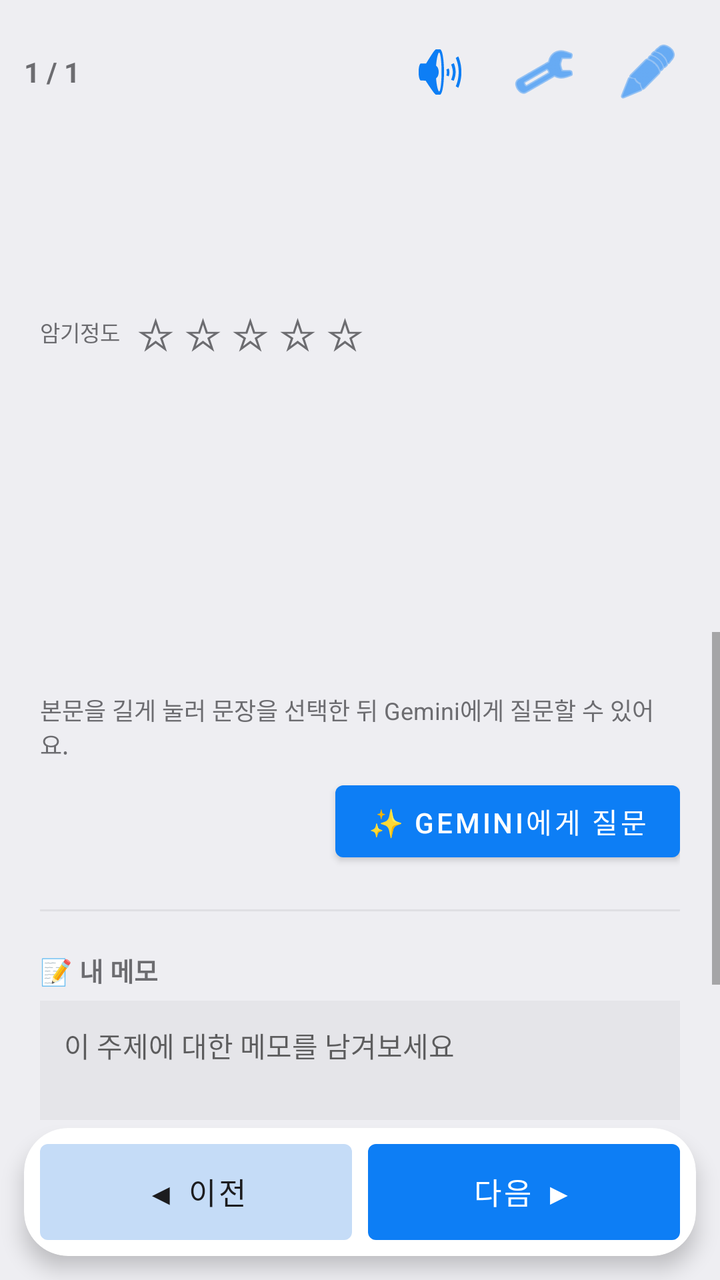
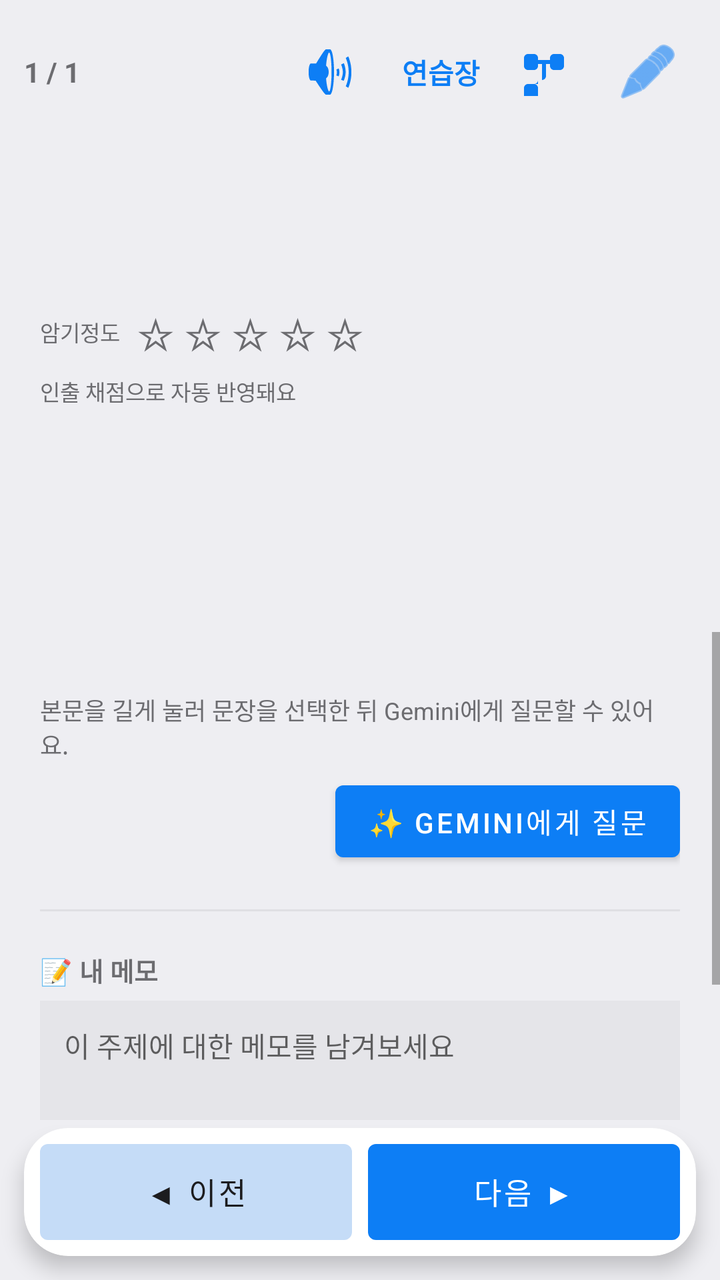

Screens rendered from an Android XML layout before and after an edit, with the pre-edit source and the edit as a unified diff.
<!-- AndroidManifest.xml: application theme Theme.AdminMemo -->
<!-- res/layout/activity_content_detail.xml -->
<?xml version="1.0" encoding="utf-8"?>
<LinearLayout xmlns:android="http://schemas.android.com/apk/res/android"
    xmlns:app="http://schemas.android.com/apk/res-auto"
    android:layout_width="match_parent"
    android:layout_height="match_parent"
    android:orientation="vertical"
    android:background="@color/bg_screen">

    <LinearLayout
        android:layout_width="match_parent"
        android:layout_height="wrap_content"
        android:orientation="horizontal"
        android:gravity="center_vertical"
        android:padding="12dp">

        <TextView
            android:id="@+id/tvDetailProgress"
            android:layout_width="0dp"
            android:layout_height="wrap_content"
            android:layout_weight="1"
            android:textColor="@color/text_sub"
            android:textSize="14sp"
            android:textStyle="bold"
            android:text="1 / 1"/>

        <ImageButton
            android:id="@+id/btnSpeak"
            android:layout_width="@dimen/touch_icon"
            android:layout_height="@dimen/touch_icon"
            android:layout_marginEnd="4dp"
            android:background="?android:attr/selectableItemBackgroundBorderless"
            android:contentDescription="본문 듣기"
            android:src="@android:drawable/ic_lock_silent_mode_off"
            app:tint="@color/primary"/>

        <ImageButton
            android:id="@+id/btnTtsVoice"
            android:layout_width="@dimen/touch_icon"
            android:layout_height="@dimen/touch_icon"
            android:layout_marginEnd="4dp"
            android:background="?android:attr/selectableItemBackgroundBorderless"
            android:contentDescription="목소리 선택"
            android:src="@android:drawable/ic_menu_manage"
            app:tint="@color/primary"/>

        <ImageButton
            android:id="@+id/btnEditDetail"
            android:layout_width="@dimen/touch_icon"
            android:layout_height="@dimen/touch_icon"
            android:background="?android:attr/selectableItemBackgroundBorderless"
            android:src="@android:drawable/ic_menu_edit"
            app:tint="@color/primary"/>
    </LinearLayout>

    <LinearLayout
        android:id="@+id/layoutDetailSplit"
        android:layout_width="match_parent"
        android:layout_height="0dp"
        android:layout_weight="1"
        android:orientation="vertical">

        <ScrollView
            android:layout_width="match_parent"
            android:layout_height="0dp"
            android:layout_weight="1">

            <LinearLayout
                android:id="@+id/layoutDetailLeftInner"
                android:layout_width="match_parent"
                android:layout_height="wrap_content"
                android:orientation="vertical"
                android:padding="20dp">

                <TextView
                    android:id="@+id/tvDetailGrade"
                    android:layout_width="wrap_content"
                    android:layout_height="wrap_content"
                    android:textColor="@color/accent"
                    android:textSize="12sp"
                    android:textStyle="bold"/>

                <TextView
                    android:id="@+id/tvDetailTitle"
                    android:layout_width="match_parent"
                    android:layout_height="wrap_content"
                    android:layout_marginTop="4dp"
                    android:layout_marginBottom="10dp"
                    android:textColor="@color/text_main"
                    android:textSize="21sp"
                    android:textStyle="bold"
                    android:lineSpacingExtra="2dp"/>

                <LinearLayout
                    android:layout_width="wrap_content"
                    android:layout_height="wrap_content"
                    android:orientation="horizontal"
                    android:layout_marginBottom="16dp">

                    <TextView
                        android:layout_width="wrap_content"
                        android:layout_height="wrap_content"
                        android:layout_marginEnd="6dp"
                        android:layout_gravity="center_vertical"
                        android:text="암기정도"
                        android:textColor="@color/text_sub"
                        android:textSize="11sp"/>

                    <TextView android:id="@+id/star1" style="@style/MemoryStar"/>
                    <TextView android:id="@+id/star2" style="@style/MemoryStar"/>
                    <TextView android:id="@+id/star3" style="@style/MemoryStar"/>
                    <TextView android:id="@+id/star4" style="@style/MemoryStar"/>
                    <TextView android:id="@+id/star5" style="@style/MemoryStar"/>
                </LinearLayout>

                <androidx.cardview.widget.CardView
                    android:id="@+id/cardMnemonicBox"
                    android:layout_width="match_parent"
                    android:layout_height="wrap_content"
                    android:layout_marginBottom="16dp"
                    android:visibility="gone"
                    app:cardCornerRadius="14dp"
                    app:cardElevation="0dp"
                    app:cardBackgroundColor="#EEF2FF">

                    <TextView
                        android:id="@+id/tvDetailMnemonic"
                        android:layout_width="match_parent"
                        android:layout_height="wrap_content"
                        android:padding="14dp"
                        android:textColor="@color/primary"
                        android:textStyle="bold"
                        android:textSize="16sp"/>
                </androidx.cardview.widget.CardView>

                <TextView
                    android:id="@+id/tvDetailBody"
                    android:layout_width="match_parent"
                    android:layout_height="wrap_content"
                    android:layout_marginTop="8dp"
                    android:textColor="@color/text_main"
                    android:textSize="16sp"
                    android:lineSpacingExtra="7dp"
                    android:letterSpacing="0.01"
                    android:textIsSelectable="true"/>
            </LinearLayout>
        </ScrollView>

        <View
            android:id="@+id/viewDetailGutter"
            android:layout_width="1dp"
            android:layout_height="match_parent"
            android:background="#22808080"
            android:visibility="gone"/>

        <ScrollView
            android:id="@+id/scrollDetailRight"
            android:layout_width="match_parent"
            android:layout_height="0dp"
            android:layout_weight="1">

            <LinearLayout
                android:id="@+id/layoutDetailRightInner"
                android:layout_width="match_parent"
                android:layout_height="wrap_content"
                android:orientation="vertical"
                android:padding="20dp">

                <TextView
                    android:id="@+id/tvDetailBodyRight"
                    android:layout_width="match_parent"
                    android:layout_height="wrap_content"
                    android:textColor="@color/text_main"
                    android:textSize="16sp"
                    android:lineSpacingExtra="7dp"
                    android:letterSpacing="0.01"
                    android:textIsSelectable="true"
                    android:visibility="gone"/>

                <LinearLayout
                    android:id="@+id/layoutDetailTools"
                    android:layout_width="match_parent"
                    android:layout_height="wrap_content"
                    android:orientation="vertical">

                <TextView
                    android:layout_width="match_parent"
                    android:layout_height="wrap_content"
                    android:layout_marginTop="10dp"
                    android:text="본문을 길게 눌러 문장을 선택한 뒤 Gemini에게 질문할 수 있어요."
                    android:textColor="@color/text_sub"
                    android:textSize="12sp"/>

                <Button
                    android:id="@+id/btnAskGemini"
                    android:layout_width="wrap_content"
                    android:layout_height="wrap_content"
                    android:layout_gravity="end"
                    android:layout_marginTop="6dp"
                    android:text="✨ Gemini에게 질문"/>

                <View
                    android:layout_width="match_parent"
                    android:layout_height="1dp"
                    android:layout_marginVertical="20dp"
                    android:background="#22808080"/>

                <TextView
                    android:layout_width="wrap_content"
                    android:layout_height="wrap_content"
                    android:text="📝 내 메모"
                    android:textColor="@color/text_sub"
                    android:textSize="13sp"
                    android:textStyle="bold"
                    android:layout_marginBottom="6dp"/>

                <EditText
                    android:id="@+id/etMemo"
                    android:layout_width="match_parent"
                    android:layout_height="wrap_content"
                    android:minLines="3"
                    android:gravity="top"
                    android:background="#14808080"
                    android:padding="12dp"
                    android:hint="이 주제에 대한 메모를 남겨보세요"
                    android:textColor="@color/text_main"
                    android:textSize="14sp"/>

                <Button
                    android:id="@+id/btnQuestWrite"
                    android:layout_width="match_parent"
                    android:layout_height="wrap_content"
                    android:minHeight="@dimen/btn_min_height"
                    android:layout_marginTop="12dp"
                    android:visibility="gone"
                    android:text="종이에 1회 씀"/>

                <Button
                    android:id="@+id/btnSaveMemo"
                    android:layout_width="wrap_content"
                    android:layout_height="wrap_content"
                    android:layout_gravity="end"
                    android:layout_marginTop="8dp"
                    android:text="💾 메모 저장"/>
                </LinearLayout>
            </LinearLayout>
        </ScrollView>
    </LinearLayout>

    <androidx.cardview.widget.CardView
        android:layout_width="match_parent"
        android:layout_height="wrap_content"
        android:layout_marginHorizontal="12dp"
        android:layout_marginTop="4dp"
        android:layout_marginBottom="12dp"
        app:cardCornerRadius="22dp"
        app:cardElevation="6dp"
        app:cardBackgroundColor="@color/bg_card">

        <LinearLayout
            android:layout_width="match_parent"
            android:layout_height="wrap_content"
            android:orientation="horizontal"
            android:gravity="center_vertical"
            android:padding="8dp">

            <com.google.android.material.button.MaterialButton
                android:id="@+id/btnPrevDetail"
                style="@style/Widget.AdminMemo.Button"
                android:layout_width="0dp"
                android:layout_height="wrap_content"
                android:layout_weight="1"
                android:layout_marginEnd="8dp"
                android:minWidth="0dp"
                android:minHeight="48dp"
                android:paddingTop="10dp"
                android:paddingBottom="10dp"
                android:paddingStart="4dp"
                android:paddingEnd="4dp"
                android:maxLines="1"
                android:ellipsize="none"
                android:text="◀ 이전"
                android:textAllCaps="false"
                android:textColor="@color/text_on_tile"
                app:backgroundTint="@color/btn_prev"/>

            <com.google.android.material.button.MaterialButton
                android:id="@+id/btnNextDetail"
                style="@style/Widget.AdminMemo.Button"
                android:layout_width="0dp"
                android:layout_height="wrap_content"
                android:layout_weight="1"
                android:minWidth="0dp"
                android:minHeight="48dp"
                android:paddingTop="10dp"
                android:paddingBottom="10dp"
                android:paddingStart="4dp"
                android:paddingEnd="4dp"
                android:maxLines="1"
                android:ellipsize="none"
                android:text="다음 ▶"
                android:textAllCaps="false"/>
        </LinearLayout>
    </androidx.cardview.widget.CardView>

</LinearLayout>
<!-- resources referenced by this layout -->
<resources>
  <color name="accent">#FF9F0A</color>
  <color name="bg_card">#FFFFFF</color>
  <color name="bg_screen">#EEEEF2</color>
  <color name="btn_prev">#C5DCF7</color>
  <color name="primary">#0D7EF5</color>
  <color name="text_main">#1C1C1E</color>
  <color name="text_on_tile">#1C1C1E</color>
  <color name="text_sub">#6C6C70</color>
  <dimen name="btn_min_height">52sp</dimen>
  <dimen name="touch_icon">48sp</dimen>
  <style name="MemoryStar">
          <item name="android:layout_width">wrap_content</item>
          <item name="android:layout_height">wrap_content</item>
          <item name="android:text">☆</item>
          <item name="android:textSize">22sp</item>
          <item name="android:textColor">@color/text_sub</item>
          <item name="android:paddingHorizontal">2dp</item>
          <item name="android:background">?android:attr/selectableItemBackgroundBorderless</item>
      </style>
  <style name="Widget.AdminMemo.Button" parent="Widget.MaterialComponents.Button">
          <item name="android:minHeight">@dimen/btn_min_height</item>
          <item name="android:paddingTop">12sp</item>
          <item name="android:paddingBottom">12sp</item>
          <item name="android:insetTop">0dp</item>
          <item name="android:insetBottom">0dp</item>
          <item name="android:insetLeft">0dp</item>
          <item name="android:insetRight">0dp</item>
          <item name="android:textSize">15sp</item>
      </style>
  <style name="Theme.AdminMemo" parent="Theme.MaterialComponents.DayNight.NoActionBar">
          <item name="colorPrimary">@color/primary</item>
          <item name="colorPrimaryDark">@color/primary_dark</item>
          <item name="colorAccent">@color/accent</item>
          <item name="android:windowBackground">@color/bg_screen</item>
      </style>
  <color name="primary_dark">#0A64D6</color>
</resources>

<!-- the commit's change to res/layout/activity_content_detail.xml (unified diff, before → after) -->
@@ -33,14 +33,27 @@
             android:src="@android:drawable/ic_lock_silent_mode_off"
             app:tint="@color/primary"/>
 
+        <TextView
+            android:id="@+id/btnScratchPad"
+            android:layout_width="wrap_content"
+            android:layout_height="wrap_content"
+            android:minHeight="@dimen/touch_icon"
+            android:gravity="center"
+            android:paddingHorizontal="8dp"
+            android:background="?android:attr/selectableItemBackgroundBorderless"
+            android:text="연습장"
+            android:textColor="@color/primary"
+            android:textSize="14sp"
+            android:textStyle="bold"/>
+
         <ImageButton
-            android:id="@+id/btnTtsVoice"
+            android:id="@+id/btnOutlineTree"
             android:layout_width="@dimen/touch_icon"
             android:layout_height="@dimen/touch_icon"
             android:layout_marginEnd="4dp"
             android:background="?android:attr/selectableItemBackgroundBorderless"
-            android:contentDescription="목소리 선택"
-            android:src="@android:drawable/ic_menu_manage"
+            android:contentDescription="목차 트리"
+            android:src="@drawable/ic_outline_tree"
             app:tint="@color/primary"/>
 
         <ImageButton
@@ -48,6 +61,7 @@
             android:layout_width="@dimen/touch_icon"
             android:layout_height="@dimen/touch_icon"
             android:background="?android:attr/selectableItemBackgroundBorderless"
+            android:contentDescription="본문 수정"
             android:src="@android:drawable/ic_menu_edit"
             app:tint="@color/primary"/>
     </LinearLayout>
@@ -111,6 +125,14 @@
                     <TextView android:id="@+id/star4" style="@style/MemoryStar"/>
                     <TextView android:id="@+id/star5" style="@style/MemoryStar"/>
                 </LinearLayout>
+                <TextView
+                    android:layout_width="match_parent"
+                    android:layout_height="wrap_content"
+                    android:layout_marginTop="-10dp"
+                    android:layout_marginBottom="16dp"
+                    android:text="인출 채점으로 자동 반영돼요"
+                    android:textColor="@color/text_sub"
+                    android:textSize="11sp"/>
 
                 <androidx.cardview.widget.CardView
                     android:id="@+id/cardMnemonicBox"
@@ -142,6 +164,20 @@
                     android:lineSpacingExtra="7dp"
                     android:letterSpacing="0.01"
                     android:textIsSelectable="true"/>
+
+                <HorizontalScrollView
+                    android:id="@+id/scrollOutlineTree"
+                    android:layout_width="match_parent"
+                    android:layout_height="wrap_content"
+                    android:layout_marginTop="8dp"
+                    android:scrollbars="horizontal"
+                    android:visibility="gone">
+
+                    <com.example.adminmemo.OutlineTreeView
+                        android:id="@+id/viewOutlineTree"
+                        android:layout_width="wrap_content"
+                        android:layout_height="wrap_content"/>
+                </HorizontalScrollView>
             </LinearLayout>
         </ScrollView>
 
<!-- resource entries referenced after the edit -->
@@ -10,6 +10,17 @@
   <color name="text_sub">#6C6C70</color>
   <dimen name="btn_min_height">52sp</dimen>
   <dimen name="touch_icon">48sp</dimen>
+  <!-- drawable ic_outline_tree (drawable) -->
+  <?xml version="1.0" encoding="utf-8"?>
+  <vector xmlns:android="http://schemas.android.com/apk/res/android"
+      android:width="24dp"
+      android:height="24dp"
+      android:viewportWidth="24"
+      android:viewportHeight="24">
+      <path
+          android:fillColor="#FF000000"
+          android:pathData="M17,11h3c1.11,0 2,-0.89 2,-2V5c0,-1.11 -0.89,-2 -2,-2h-3c-1.11,0 -2,0.89 -2,2v1.01H9.01V5c0,-1.11 -0.89,-2 -2,-2H4C2.89,3 2,3.89 2,5v4c0,1.11 0.89,2 2,2h3c1.11,0 2,-0.89 2,-2V8.01H11v7.98H9.01V16c0,1.11 -0.89,2 -2,2H4c-1.11,0 -2,0.89 -2,2v4c0,1.11 0.89,2 2,2h3c1.11,0 2,-0.89 2,-2v-4c0,-1.11 -0.89,-2 -2,-2H9.01v-2.01H11c1.11,0 2,-0.89 2,-2V8.01h2.01V9c0,1.11 0.89,2 2,2z"/>
+  </vector>
   <style name="MemoryStar">
           <item name="android:layout_width">wrap_content</item>
           <item name="android:layout_height">wrap_content</item>
